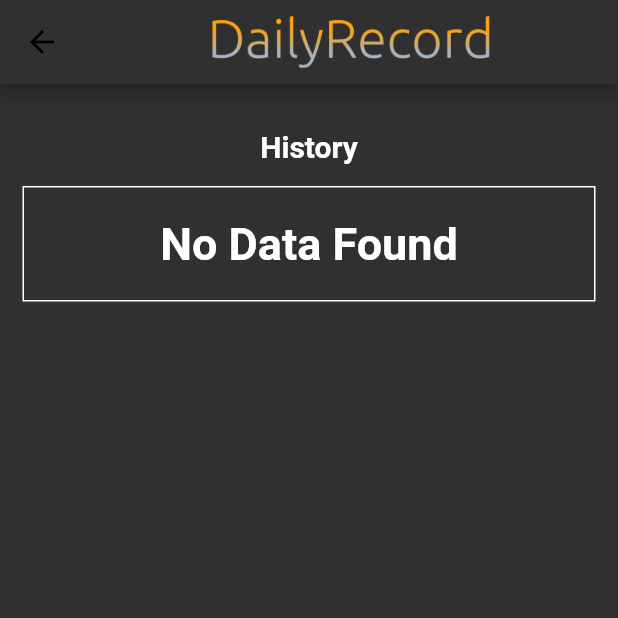
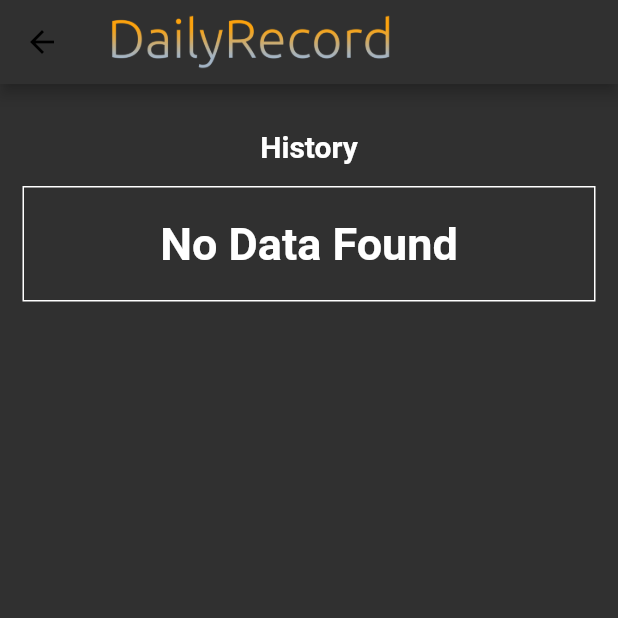
Before and after one commit to Evanchii/DailyRecord, a Flutter app: the Dashboard screen opened directly, after a tap on "History", on a phone screen of 412 x 824 dp, the top half of it. Run offline on Flutter 3.47's test engine with Material 2 defaults, Android fonts, the phone set to English and light mode, and no system bars; our stand-ins replace firebase_auth, firebase_core, firebase_database, firebase_storage, flutter_local_notifications, image_picker and 2 more; missing offline and left inert: qrscan; accounts and stored records are empty.

Commit message:
Patch 202105161231
• Re-aligned top logo
• Fixed Apply button being visible after applying

```diff
--- a/lib/aboutus.dart
+++ b/lib/aboutus.dart
@@ -6,13 +6,11 @@ class AboutUs extends StatelessWidget {
     return Scaffold(
       appBar: AppBar(
         backgroundColor: Theme.of(context).backgroundColor,
-        title: Center(
-          child: Image(
+        title: Image(
             image: AssetImage('assets/banner.png'),
             height: 50,
           ),
         ),
-      ),
       body: SingleChildScrollView(
         padding: EdgeInsets.all(16),
         child: Column(
--- a/lib/apply.dart
+++ b/lib/apply.dart
@@ -266,13 +266,11 @@ class _ApplyState extends State<Apply> {
     return Scaffold(
       appBar: AppBar(
         backgroundColor: Theme.of(context).backgroundColor,
-        title: Center(
-          child: Image(
+        title: Image(
             image: AssetImage('assets/banner.png'),
             height: 50,
           ),
         ),
-      ),
       body: ListView(
         children: <Widget>[
           SafeArea(
--- a/lib/arealist.dart
+++ b/lib/arealist.dart
@@ -165,13 +165,11 @@ class _AreaListState extends State<AreaList> {
     return Scaffold(
       appBar: AppBar(
         backgroundColor: Theme.of(context).backgroundColor,
-        title: Center(
-          child: Image(
+        title: Image(
             image: AssetImage('assets/banner.png'),
             height: 50,
           ),
         ),
-      ),
       body: SafeArea(
         child: ListView(
           children: [
--- a/lib/dashboard.dart
+++ b/lib/dashboard.dart
@@ -16,7 +16,7 @@ class _DashboardState extends State<Dashboard> with WidgetsBindingObserver {
   DatabaseReference dbRef = FirebaseDatabase().reference();
   String uid = "LOADING", type = "NULL";
   int space = 0;
-  bool ins = false, admin = false;
+  bool ins = false, admin = false, applied = true;
 
   @override
   void initState() {
@@ -55,6 +55,7 @@ class _DashboardState extends State<Dashboard> with WidgetsBindingObserver {
                 "users/" + FirebaseAuth.instance.currentUser.uid + "/userType")
             .once())
         .value;
+    var status = (await FirebaseDatabase.instance.reference().child("users/${FirebaseAuth.instance.currentUser.uid}/parking/status").once()).value.toString();
     setState(() {
       uid = FirebaseAuth.instance.currentUser.displayName;
       if (type == "instructor") {
@@ -67,6 +68,8 @@ class _DashboardState extends State<Dashboard> with WidgetsBindingObserver {
         ins = false;
         admin = false;
       }
+      if(status == 'null')
+        applied = false;
     });
   }
 
@@ -156,7 +159,9 @@ class _DashboardState extends State<Dashboard> with WidgetsBindingObserver {
                     ),
                   ),
                   Padding(padding: EdgeInsets.symmetric(vertical: 10)),
-                  SizedBox(
+                  Visibility(
+                    visible: !applied,
+                    child: SizedBox(
                       width: double.infinity,
                       height: 60,
                       child: ElevatedButton(
@@ -182,6 +187,7 @@ class _DashboardState extends State<Dashboard> with WidgetsBindingObserver {
                                   ),
                                 ),
                               ],
+                            ),
                           ),
                         ),
                       ),
--- a/lib/history.dart
+++ b/lib/history.dart
@@ -266,13 +266,11 @@ class _HistoryState extends State<History> {
     return Scaffold(
       appBar: AppBar(
         backgroundColor: Theme.of(context).backgroundColor,
-        title: Center(
-          child: Image(
+        title: Image(
             image: AssetImage('assets/banner.png'),
             height: 50,
           ),
         ),
-      ),
       body: SafeArea(
         child: ListView(
           children: [
```
Also changed, not shown: lib/confirmdata.dart (+4 -5 lines). Lines whose indentation alone changed are shown as unchanged.
